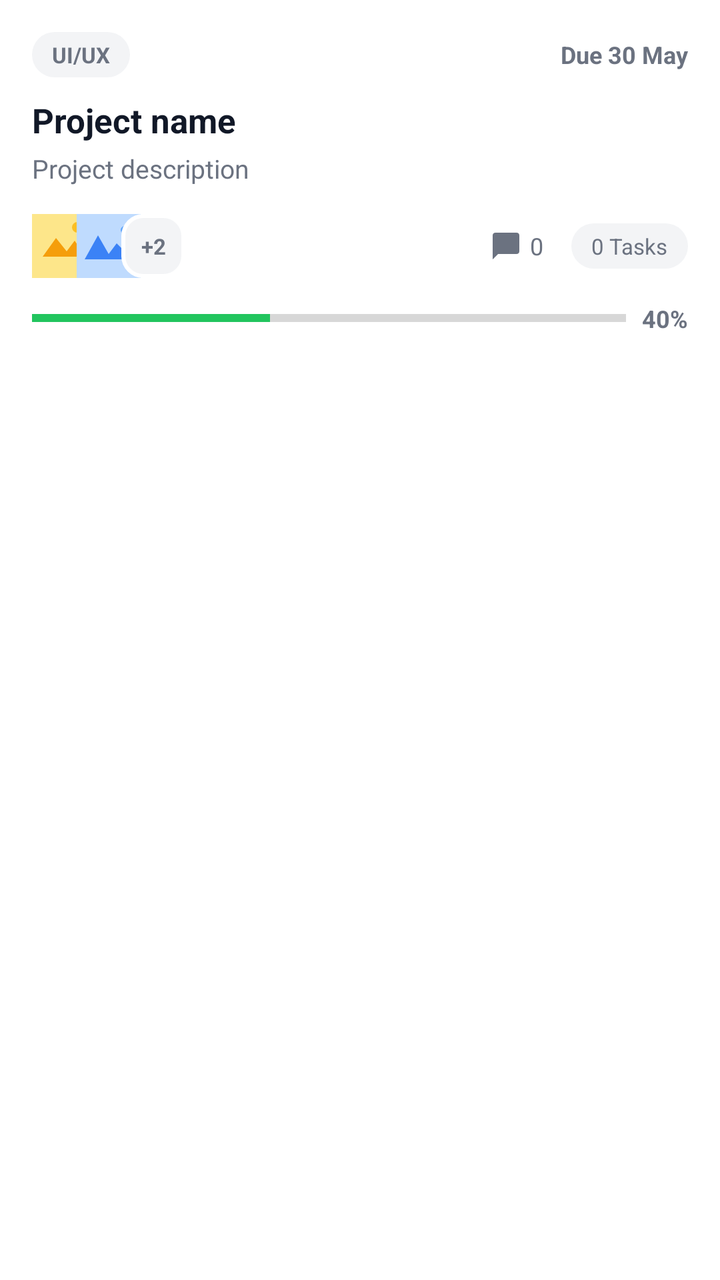
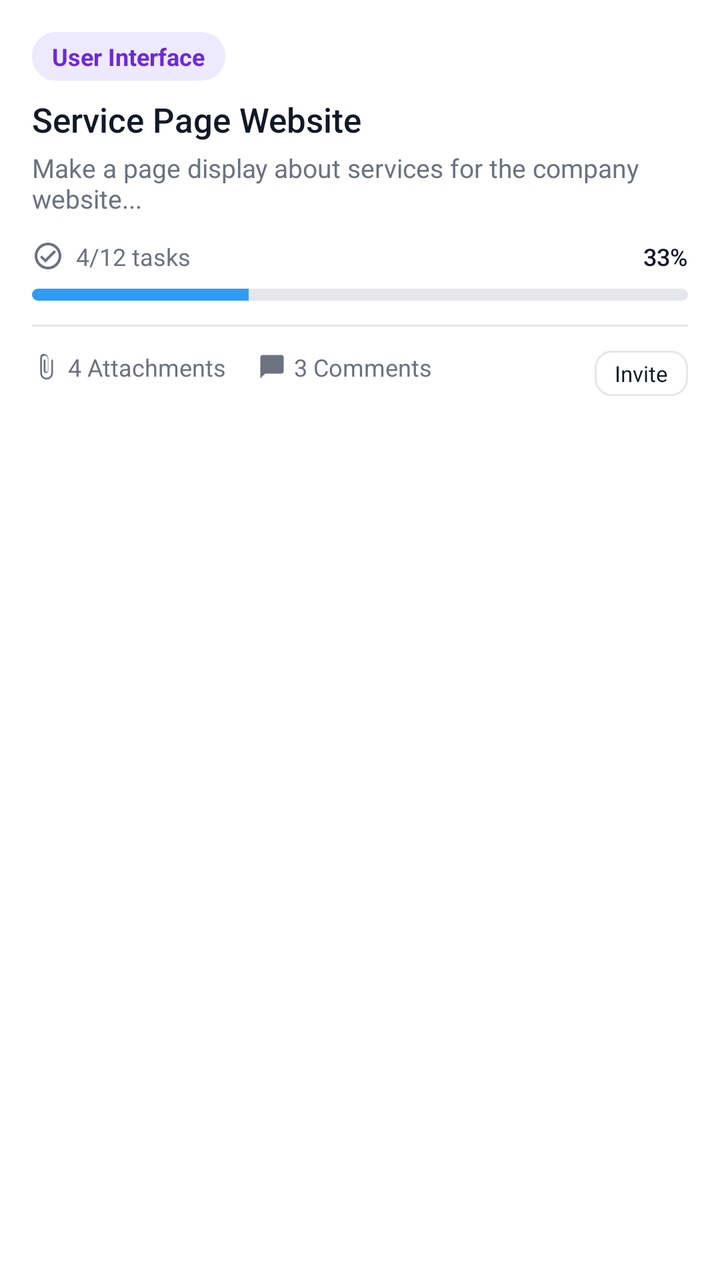

The first picture is an Android layout as it rendered before a commit; the second is the same layout after the commit. The layout source and the unified diff follow.
<!-- AndroidManifest.xml: application theme Theme.SMD_Assignment03 -->
<!-- res/layout/item_project.xml -->
<?xml version="1.0" encoding="utf-8"?>
<LinearLayout xmlns:android="http://schemas.android.com/apk/res/android"
    android:id="@+id/layout_project_card"
    android:layout_width="match_parent"
    android:layout_height="wrap_content"
    android:orientation="vertical"
    android:background="@drawable/bg_card"
    android:padding="16dp"
    android:layout_marginBottom="12dp"
    android:clickable="true"
    android:focusable="true">

    <RelativeLayout
        android:layout_width="match_parent"
        android:layout_height="wrap_content">

        <TextView
            android:id="@+id/tv_project_tag"
            android:layout_width="wrap_content"
            android:layout_height="wrap_content"
            android:layout_alignParentStart="true"
            android:background="@drawable/bg_chip_grey"
            android:text="UI/UX"
            android:textColor="@color/chip_grey_text"
            android:textSize="11sp"
            android:textStyle="bold" />

        <TextView
            android:id="@+id/tv_due_date"
            android:layout_width="wrap_content"
            android:layout_height="wrap_content"
            android:layout_alignParentEnd="true"
            android:layout_centerVertical="true"
            android:text="Due 30 May"
            android:textColor="@color/text_secondary"
            android:textSize="12sp"
            android:textStyle="bold" />

    </RelativeLayout>

    <TextView
        android:id="@+id/tv_project_name"
        android:layout_width="match_parent"
        android:layout_height="wrap_content"
        android:layout_marginTop="10dp"
        android:text="Project name"
        android:textColor="@color/text_primary"
        android:textSize="17sp"
        android:textStyle="bold" />

    <TextView
        android:id="@+id/tv_project_description"
        android:layout_width="match_parent"
        android:layout_height="wrap_content"
        android:layout_marginTop="4dp"
        android:maxLines="2"
        android:ellipsize="end"
        android:text="Project description"
        android:textColor="@color/text_secondary"
        android:textSize="13sp" />

    <RelativeLayout
        android:layout_width="match_parent"
        android:layout_height="wrap_content"
        android:layout_marginTop="14dp">

        <LinearLayout
            android:id="@+id/ll_attachments_row"
            android:layout_width="wrap_content"
            android:layout_height="wrap_content"
            android:layout_alignParentStart="true"
            android:layout_centerVertical="true"
            android:orientation="horizontal">

            <ImageView
                android:id="@+id/iv_attachment_1"
                android:layout_width="32dp"
                android:layout_height="32dp"
                android:background="@drawable/bg_attachment"
                android:scaleType="centerCrop"
                android:src="@drawable/img_attachment_1"
                android:contentDescription="@null" />

            <ImageView
                android:id="@+id/iv_attachment_2"
                android:layout_width="32dp"
                android:layout_height="32dp"
                android:layout_marginStart="-10dp"
                android:background="@drawable/bg_attachment"
                android:scaleType="centerCrop"
                android:src="@drawable/img_attachment_2"
                android:contentDescription="@null" />

            <TextView
                android:id="@+id/tv_attachment_more"
                android:layout_width="32dp"
                android:layout_height="32dp"
                android:layout_marginStart="-10dp"
                android:background="@drawable/bg_attachment"
                android:gravity="center"
                android:text="+2"
                android:textColor="@color/text_secondary"
                android:textSize="11sp"
                android:textStyle="bold" />

        </LinearLayout>

        <LinearLayout
            android:layout_width="wrap_content"
            android:layout_height="wrap_content"
            android:layout_alignParentEnd="true"
            android:layout_centerVertical="true"
            android:orientation="horizontal"
            android:gravity="center_vertical">

            <ImageView
                android:id="@+id/iv_comment"
                android:layout_width="16dp"
                android:layout_height="16dp"
                android:src="@drawable/ic_comment"
                android:contentDescription="@null" />

            <TextView
                android:id="@+id/tv_comment_count"
                android:layout_width="wrap_content"
                android:layout_height="wrap_content"
                android:layout_marginStart="4dp"
                android:layout_marginEnd="14dp"
                android:text="0"
                android:textColor="@color/text_secondary"
                android:textSize="12sp" />

            <TextView
                android:id="@+id/tv_task_count"
                android:layout_width="wrap_content"
                android:layout_height="wrap_content"
                android:background="@drawable/bg_chip_grey"
                android:text="0 Tasks"
                android:textColor="@color/chip_grey_text"
                android:textSize="11sp" />

        </LinearLayout>

    </RelativeLayout>

    <LinearLayout
        android:layout_width="match_parent"
        android:layout_height="wrap_content"
        android:layout_marginTop="12dp"
        android:gravity="center_vertical"
        android:orientation="horizontal">

        <ProgressBar
            android:id="@+id/pb_project_progress"
            style="?android:attr/progressBarStyleHorizontal"
            android:layout_width="0dp"
            android:layout_height="6dp"
            android:layout_weight="1"
            android:max="100"
            android:progress="40"
            android:progressTint="@color/accent_green" />

        <TextView
            android:id="@+id/tv_progress_percent"
            android:layout_width="wrap_content"
            android:layout_height="wrap_content"
            android:layout_marginStart="8dp"
            android:text="40%"
            android:textColor="@color/text_secondary"
            android:textSize="12sp"
            android:textStyle="bold" />

    </LinearLayout>

</LinearLayout>
<!-- resources referenced by this layout -->
<resources>
  <color name="accent_green">#22C55E</color>
  <color name="chip_grey_text">#6B7280</color>
  <color name="text_primary">#111827</color>
  <color name="text_secondary">#6B7280</color>
  <!-- drawable bg_attachment (drawable) -->
  <?xml version="1.0" encoding="utf-8"?>
  <shape xmlns:android="http://schemas.android.com/apk/res/android">
      <solid android:color="@color/chip_grey_bg" />
      <corners android:radius="10dp" />
      <stroke android:width="2dp" android:color="@color/white" />
  </shape>
  <!-- drawable bg_card (drawable) -->
  <?xml version="1.0" encoding="utf-8"?>
  <shape xmlns:android="http://schemas.android.com/apk/res/android">
      <solid android:color="@color/card_bg" />
      <corners android:radius="20dp" />
  </shape>
  <!-- drawable bg_chip_grey (drawable) -->
  <?xml version="1.0" encoding="utf-8"?>
  <shape xmlns:android="http://schemas.android.com/apk/res/android">
      <solid android:color="@color/chip_grey_bg" />
      <corners android:radius="12dp" />
      <padding android:left="10dp" android:right="10dp" android:top="4dp" android:bottom="4dp" />
  </shape>
  <!-- drawable ic_comment (drawable) -->
  <vector xmlns:android="http://schemas.android.com/apk/res/android"
      android:width="16dp"
      android:height="16dp"
      android:viewportWidth="24"
      android:viewportHeight="24"
      android:tint="#6B7280">
      <path
          android:fillColor="#FF000000"
          android:pathData="M20,2H4c-1.1,0 -2,0.9 -2,2v18l4,-4h14c1.1,0 2,-0.9 2,-2V4C22,2.9 21.1,2 20,2z" />
  </vector>
  <!-- drawable img_attachment_1 (drawable) -->
  <vector xmlns:android="http://schemas.android.com/apk/res/android"
      android:width="48dp"
      android:height="48dp"
      android:viewportWidth="48"
      android:viewportHeight="48">
      <path android:fillColor="#FDE68A" android:pathData="M0,0h48v48h-48z" />
      <path android:fillColor="#F59E0B" android:pathData="M8,32 L18,18 L26,28 L32,20 L40,32 Z" />
      <path android:fillColor="#FBBF24" android:pathData="M34,10 m-4,0 a4,4 0 1,0 8,0 a4,4 0 1,0 -8,0" />
  </vector>
  <!-- drawable img_attachment_2 (drawable) -->
  <vector xmlns:android="http://schemas.android.com/apk/res/android"
      android:width="48dp"
      android:height="48dp"
      android:viewportWidth="48"
      android:viewportHeight="48">
      <path android:fillColor="#BFDBFE" android:pathData="M0,0h48v48h-48z" />
      <path android:fillColor="#3B82F6" android:pathData="M6,34 L16,16 L24,30 L30,22 L42,34 Z" />
      <path android:fillColor="#60A5FA" android:pathData="M36,12 m-3,0 a3,3 0 1,0 6,0 a3,3 0 1,0 -6,0" />
  </vector>
  <color name="chip_grey_bg">#F3F4F6</color>
  <color name="white">#FFFFFFFF</color>
  <color name="card_bg">#FFFFFF</color>
  <color name="purple_500">#FF6200EE</color>
  <color name="purple_700">#FF3700B3</color>
  <color name="teal_200">#FF03DAC5</color>
  <color name="teal_700">#FF018786</color>
  <color name="black">#FF000000</color>
  <!-- unchanged entries left out for length: 1 -->
</resources>

<!-- the commit's change to res/layout/item_project.xml (unified diff, before → after) -->
@@ -1,175 +1,166 @@
 <?xml version="1.0" encoding="utf-8"?>
 <LinearLayout xmlns:android="http://schemas.android.com/apk/res/android"
-    android:id="@+id/layout_project_card"
+    xmlns:app="http://schemas.android.com/apk/res-auto"
     android:layout_width="match_parent"
     android:layout_height="wrap_content"
+    android:background="@drawable/bg_card"
     android:orientation="vertical"
-    android:background="@drawable/bg_card"
-    android:padding="16dp"
-    android:layout_marginBottom="12dp"
-    android:clickable="true"
-    android:focusable="true">
+    android:padding="16dp">
 
-    <RelativeLayout
-        android:layout_width="match_parent"
-        android:layout_height="wrap_content">
+    
+    <TextView
+        android:id="@+id/tv_project_tag"
+        android:layout_width="wrap_content"
+        android:layout_height="wrap_content"
+        android:layout_marginBottom="8dp"
+        android:background="@drawable/bg_chip_purple"
+        android:paddingHorizontal="10dp"
+        android:paddingVertical="4dp"
+        android:text="User Interface"
+        android:textColor="@color/chip_purple_text"
+        android:textSize="12sp"
+        android:textStyle="bold" />
 
-        <TextView
-            android:id="@+id/tv_project_tag"
-            android:layout_width="wrap_content"
-            android:layout_height="wrap_content"
-            android:layout_alignParentStart="true"
-            android:background="@drawable/bg_chip_grey"
-            android:text="UI/UX"
-            android:textColor="@color/chip_grey_text"
-            android:textSize="11sp"
-            android:textStyle="bold" />
-
-        <TextView
-            android:id="@+id/tv_due_date"
-            android:layout_width="wrap_content"
-            android:layout_height="wrap_content"
-            android:layout_alignParentEnd="true"
-            android:layout_centerVertical="true"
-            android:text="Due 30 May"
-            android:textColor="@color/text_secondary"
-            android:textSize="12sp"
-            android:textStyle="bold" />
-
-    </RelativeLayout>
-
+    
     <TextView
         android:id="@+id/tv_project_name"
         android:layout_width="match_parent"
         android:layout_height="wrap_content"
-        android:layout_marginTop="10dp"
-        android:text="Project name"
+        android:layout_marginBottom="4dp"
+        android:fontFamily="sans-serif-medium"
+        android:text="Service Page Website"
         android:textColor="@color/text_primary"
-        android:textSize="17sp"
-        android:textStyle="bold" />
+        android:textSize="17sp" />
 
+    
     <TextView
         android:id="@+id/tv_project_description"
         android:layout_width="match_parent"
         android:layout_height="wrap_content"
-        android:layout_marginTop="4dp"
+        android:layout_marginBottom="12dp"
+        android:ellipsize="end"
         android:maxLines="2"
-        android:ellipsize="end"
-        android:text="Project description"
+        android:text="Make a page display about services for the company website..."
         android:textColor="@color/text_secondary"
         android:textSize="13sp" />
 
+    
     <RelativeLayout
         android:layout_width="match_parent"
         android:layout_height="wrap_content"
-        android:layout_marginTop="14dp">
-
-        <LinearLayout
-            android:id="@+id/ll_attachments_row"
-            android:layout_width="wrap_content"
-            android:layout_height="wrap_content"
-            android:layout_alignParentStart="true"
-            android:layout_centerVertical="true"
-            android:orientation="horizontal">
-
-            <ImageView
-                android:id="@+id/iv_attachment_1"
-                android:layout_width="32dp"
-                android:layout_height="32dp"
-                android:background="@drawable/bg_attachment"
-                android:scaleType="centerCrop"
-                android:src="@drawable/img_attachment_1"
-                android:contentDescription="@null" />
-
-            <ImageView
-                android:id="@+id/iv_attachment_2"
-                android:layout_width="32dp"
-                android:layout_height="32dp"
-                android:layout_marginStart="-10dp"
-                android:background="@drawable/bg_attachment"
-                android:scaleType="centerCrop"
-                android:src="@drawable/img_attachment_2"
-                android:contentDescription="@null" />
-
-            <TextView
-                android:id="@+id/tv_attachment_more"
-                android:layout_width="32dp"
-                android:layout_height="32dp"
-                android:layout_marginStart="-10dp"
-                android:background="@drawable/bg_attachment"
-                android:gravity="center"
-                android:text="+2"
-                android:textColor="@color/text_secondary"
-                android:textSize="11sp"
-                android:textStyle="bold" />
-
-        </LinearLayout>
+        android:layout_marginBottom="8dp">
 
         <LinearLayout
             android:layout_width="wrap_content"
             android:layout_height="wrap_content"
-            android:layout_alignParentEnd="true"
-            android:layout_centerVertical="true"
-            android:orientation="horizontal"
-            android:gravity="center_vertical">
+            android:gravity="center_vertical"
+            android:orientation="horizontal">
 
             <ImageView
-                android:id="@+id/iv_comment"
                 android:layout_width="16dp"
                 android:layout_height="16dp"
+                android:layout_marginEnd="6dp"
+                android:contentDescription="@null"
+                android:src="@drawable/ic_check_circle_outline"
+                app:tint="@color/text_muted" />
+
+            <TextView
+                android:id="@+id/tv_task_count"
+                android:layout_width="wrap_content"
+                android:layout_height="wrap_content"
+                android:text="4/12 tasks"
+                android:textColor="@color/text_secondary"
+                android:textSize="12sp" />
+        </LinearLayout>
+
+        <TextView
+            android:id="@+id/tv_progress_percent"
+            android:layout_width="wrap_content"
+            android:layout_height="wrap_content"
+            android:layout_alignParentEnd="true"
+            android:fontFamily="sans-serif-medium"
+            android:text="33%"
+            android:textColor="@color/text_primary"
+            android:textSize="12sp" />
+    </RelativeLayout>
+
+    
+    <ProgressBar
+        android:id="@+id/pb_project_progress"
+        style="?android:attr/progressBarStyleHorizontal"
+        android:layout_width="match_parent"
+        android:layout_height="6dp"
+        android:layout_marginBottom="12dp"
+        android:max="100"
+        android:progress="33"
+        android:progressDrawable="@drawable/progress_project" />
+
+    
+    <View
+        android:layout_width="match_parent"
+        android:layout_height="1dp"
+        android:layout_marginBottom="12dp"
+        android:background="@color/card_stroke" />
+
+    
+    <RelativeLayout
+        android:layout_width="match_parent"
+        android:layout_height="wrap_content"
+        android:gravity="center_vertical">
+
+        <LinearLayout
+            android:layout_width="wrap_content"
+            android:layout_height="wrap_content"
+            android:gravity="center_vertical"
+            android:orientation="horizontal">
+
+            <ImageView
+                android:layout_width="14dp"
+                android:layout_height="14dp"
+                android:layout_marginEnd="4dp"
+                android:contentDescription="@null"
+                android:src="@drawable/ic_attach"
+                app:tint="@color/text_muted" />
+
+            <TextView
+                android:id="@+id/tv_attachment_count"
+                android:layout_width="wrap_content"
+                android:layout_height="wrap_content"
+                android:layout_marginEnd="16dp"
+                android:text="4 Attachments"
+                android:textColor="@color/text_secondary"
+                android:textSize="12sp" />
+
+            <ImageView
+                android:layout_width="14dp"
+                android:layout_height="14dp"
+                android:layout_marginEnd="4dp"
+                android:contentDescription="@null"
                 android:src="@drawable/ic_comment"
-                android:contentDescription="@null" />
+                app:tint="@color/text_muted" />
 
             <TextView
                 android:id="@+id/tv_comment_count"
                 android:layout_width="wrap_content"
                 android:layout_height="wrap_content"
-                android:layout_marginStart="4dp"
-                android:layout_marginEnd="14dp"
-                android:text="0"
+                android:text="3 Comments"
                 android:textColor="@color/text_secondary"
                 android:textSize="12sp" />
-
-            <TextView
-                android:id="@+id/tv_task_count"
-                android:layout_width="wrap_content"
-                android:layout_height="wrap_content"
-                android:background="@drawable/bg_chip_grey"
-                android:text="0 Tasks"
-                android:textColor="@color/chip_grey_text"
-                android:textSize="11sp" />
-
         </LinearLayout>
 
+        
+        <TextView
+            android:layout_width="wrap_content"
+            android:layout_height="wrap_content"
+            android:layout_alignParentEnd="true"
+            android:background="@drawable/bg_btn_small_outline"
+            android:clickable="false"
+            android:focusable="false"
+            android:paddingHorizontal="10dp"
+            android:paddingVertical="4dp"
+            android:text="@string/invite"
+            android:textColor="@color/text_primary"
+            android:textSize="11sp" />
     </RelativeLayout>
 
-    <LinearLayout
-        android:layout_width="match_parent"
-        android:layout_height="wrap_content"
-        android:layout_marginTop="12dp"
-        android:gravity="center_vertical"
-        android:orientation="horizontal">
-
-        <ProgressBar
-            android:id="@+id/pb_project_progress"
-            style="?android:attr/progressBarStyleHorizontal"
-            android:layout_width="0dp"
-            android:layout_height="6dp"
-            android:layout_weight="1"
-            android:max="100"
-            android:progress="40"
-            android:progressTint="@color/accent_green" />
-
-        <TextView
-            android:id="@+id/tv_progress_percent"
-            android:layout_width="wrap_content"
-            android:layout_height="wrap_content"
-            android:layout_marginStart="8dp"
-            android:text="40%"
-            android:textColor="@color/text_secondary"
-            android:textSize="12sp"
-            android:textStyle="bold" />
-
-    </LinearLayout>
-
 </LinearLayout>
<!-- resource entries referenced after the edit -->
@@ -1,15 +1,17 @@
 <!-- resources referenced by this layout -->
 <resources>
-  <color name="accent_green">#22C55E</color>
-  <color name="chip_grey_text">#6B7280</color>
+  <color name="card_stroke">#E5E7EB</color>
+  <color name="chip_purple_text">#6D28D9</color>
+  <color name="text_muted">#6B7280</color>
   <color name="text_primary">#111827</color>
   <color name="text_secondary">#6B7280</color>
-  <!-- drawable bg_attachment (drawable) -->
+  <!-- drawable bg_btn_small_outline (drawable) -->
   <?xml version="1.0" encoding="utf-8"?>
-  <shape xmlns:android="http://schemas.android.com/apk/res/android">
-      <solid android:color="@color/chip_grey_bg" />
-      <corners android:radius="10dp" />
-      <stroke android:width="2dp" android:color="@color/white" />
+  <shape xmlns:android="http://schemas.android.com/apk/res/android"
+      android:shape="rectangle">
+      <solid android:color="@color/white" />
+      <stroke android:width="1dp" android:color="@color/card_stroke" />
+      <corners android:radius="8dp" />
   </shape>
   <!-- drawable bg_card (drawable) -->
   <?xml version="1.0" encoding="utf-8"?>
@@ -17,13 +19,33 @@
       <solid android:color="@color/card_bg" />
       <corners android:radius="20dp" />
   </shape>
-  <!-- drawable bg_chip_grey (drawable) -->
+  <!-- drawable bg_chip_purple (drawable) -->
   <?xml version="1.0" encoding="utf-8"?>
-  <shape xmlns:android="http://schemas.android.com/apk/res/android">
-      <solid android:color="@color/chip_grey_bg" />
+  <shape xmlns:android="http://schemas.android.com/apk/res/android"
+      android:shape="rectangle">
+      <solid android:color="@color/chip_purple_bg" />
       <corners android:radius="12dp" />
-      <padding android:left="10dp" android:right="10dp" android:top="4dp" android:bottom="4dp" />
   </shape>
+  <!-- drawable ic_attach (drawable) -->
+  <vector xmlns:android="http://schemas.android.com/apk/res/android"
+      android:width="24dp"
+      android:height="24dp"
+      android:viewportWidth="24"
+      android:viewportHeight="24">
+    <path
+        android:fillColor="#000000"
+        android:pathData="M16.5,6v11.5c0,2.21 -1.79,4 -4,4s-4,-1.79 -4,-4V5c0,-1.38 1.12,-2.5 2.5,-2.5s2.5,1.12 2.5,2.5v10.5c0,0.55 -0.45,1 -1,1s-1,-0.45 -1,-1V6H10v9.5c0,1.1 0.9,2 2,2s2,-0.9 2,-2V5c0,-2.21 -1.79,-4 -4,-4S7,2.79 7,5v12.5c0,3.04 2.46,5.5 5.5,5.5s5.5,-2.46 5.5,-5.5V6h-1.5z"/>
+  </vector>
+  <!-- drawable ic_check_circle_outline (drawable) -->
+  <vector xmlns:android="http://schemas.android.com/apk/res/android"
+      android:width="24dp"
+      android:height="24dp"
+      android:viewportWidth="24"
+      android:viewportHeight="24">
+    <path
+        android:fillColor="#000000"
+        android:pathData="M12,2C6.48,2 2,6.48 2,12s4.48,10 10,10 10,-4.48 10,-10S17.52,2 12,2zm0,18c-4.41,0 -8,-3.59 -8,-8s3.59,-8 8,-8 8,3.59 8,8 -3.59,8 -8,8zm4.59,-12.42L10,14.17l-2.59,-2.58L6,13l4,4 8,-8z"/>
+  </vector>
   <!-- drawable ic_comment (drawable) -->
   <vector xmlns:android="http://schemas.android.com/apk/res/android"
       android:width="16dp"
@@ -35,29 +57,29 @@
           android:fillColor="#FF000000"
           android:pathData="M20,2H4c-1.1,0 -2,0.9 -2,2v18l4,-4h14c1.1,0 2,-0.9 2,-2V4C22,2.9 21.1,2 20,2z" />
   </vector>
-  <!-- drawable img_attachment_1 (drawable) -->
-  <vector xmlns:android="http://schemas.android.com/apk/res/android"
-      android:width="48dp"
-      android:height="48dp"
-      android:viewportWidth="48"
-      android:viewportHeight="48">
-      <path android:fillColor="#FDE68A" android:pathData="M0,0h48v48h-48z" />
-      <path android:fillColor="#F59E0B" android:pathData="M8,32 L18,18 L26,28 L32,20 L40,32 Z" />
-      <path android:fillColor="#FBBF24" android:pathData="M34,10 m-4,0 a4,4 0 1,0 8,0 a4,4 0 1,0 -8,0" />
-  </vector>
-  <!-- drawable img_attachment_2 (drawable) -->
-  <vector xmlns:android="http://schemas.android.com/apk/res/android"
-      android:width="48dp"
-      android:height="48dp"
-      android:viewportWidth="48"
-      android:viewportHeight="48">
-      <path android:fillColor="#BFDBFE" android:pathData="M0,0h48v48h-48z" />
-      <path android:fillColor="#3B82F6" android:pathData="M6,34 L16,16 L24,30 L30,22 L42,34 Z" />
-      <path android:fillColor="#60A5FA" android:pathData="M36,12 m-3,0 a3,3 0 1,0 6,0 a3,3 0 1,0 -6,0" />
-  </vector>
-  <color name="chip_grey_bg">#F3F4F6</color>
+  <!-- drawable progress_project (drawable) -->
+  <?xml version="1.0" encoding="utf-8"?>
+  <layer-list xmlns:android="http://schemas.android.com/apk/res/android">
+      <item android:id="@android:id/background">
+          <shape android:shape="rectangle">
+              <solid android:color="@color/card_stroke" />
+              <corners android:radius="3dp" />
+          </shape>
+      </item>
+      <item android:id="@android:id/progress">
+          <clip>
+              <shape android:shape="rectangle">
+                  <solid android:color="@color/primary_blue" />
+                  <corners android:radius="3dp" />
+              </shape>
+          </clip>
+      </item>
+  </layer-list>
+  <string name="invite">Invite</string>
   <color name="white">#FFFFFFFF</color>
   <color name="card_bg">#FFFFFF</color>
+  <color name="chip_purple_bg">#EDE9FE</color>
+  <color name="primary_blue">#2F9BF5</color>
   <color name="purple_500">#FF6200EE</color>
   <color name="purple_700">#FF3700B3</color>
   <color name="teal_200">#FF03DAC5</color>
